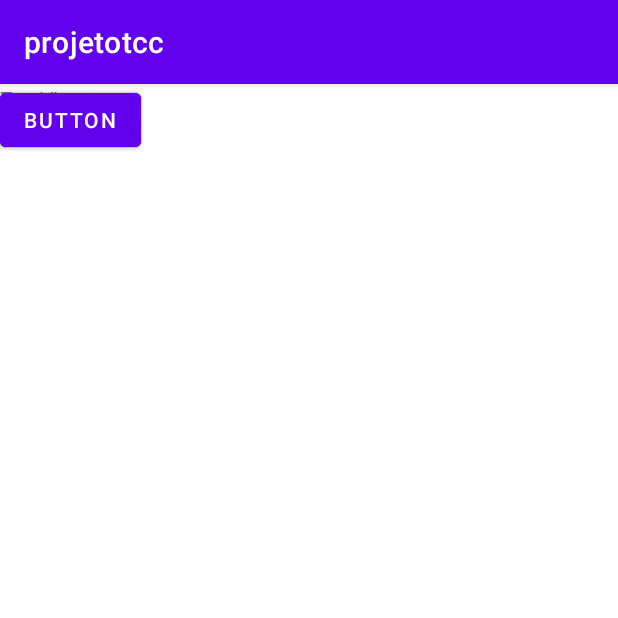
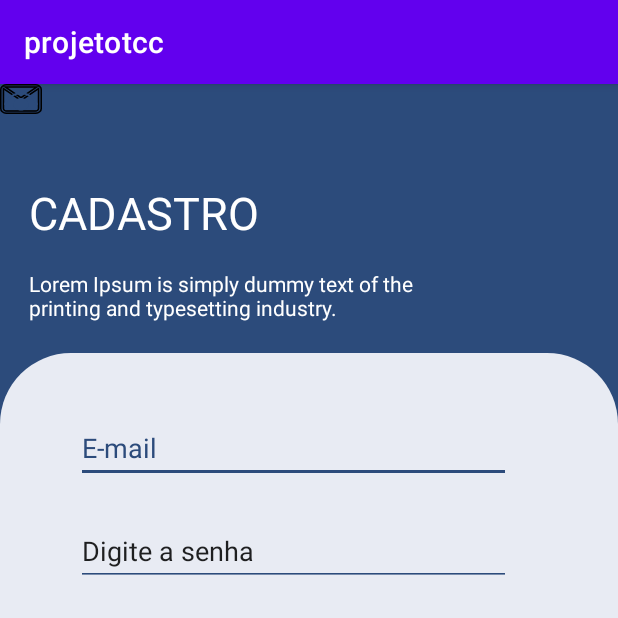
Before and after one commit to Igor12x/SmartEnergy, an Android app: the Tela_Cadastro screen opened directly, with no data from a screen before it, on a phone screen of 412 x 824 dp, the top half of it. Run offline under Robolectric (Android 15) with nearby library versions, the phone set to English and light mode, and no system bars.

Commit message:
03.03.2023.03

```diff
--- /dev/null
+++ b/app/src/main/res/drawable/bordas_arredondadas_azul.xml
@@ -0,0 +1,9 @@
+<?xml version="1.0" encoding="UTF-8"?>
+<shape xmlns:android="http://schemas.android.com/apk/res/android">
+    <solid android:color="#2C4B7B" />
+    <padding android:left="4dp" android:top="4dp"
+        android:right="4dp" android:bottom="4dp" />
+    <corners
+        android:topLeftRadius="47dp"
+        android:topRightRadius="47dp"/>
+</shape>
--- a/app/src/main/res/layout/activity_tela_cadastro.xml
+++ b/app/src/main/res/layout/activity_tela_cadastro.xml
@@ -4,37 +4,100 @@
     xmlns:tools="http://schemas.android.com/tools"
     android:layout_width="match_parent"
     android:layout_height="match_parent"
-    tools:context=".Tela_Cadastro">
+    android:background="@color/azulescuro"
+    tools:context=".MainActivity">
 
     <TextView
-        android:id="@+id/textView"
+        android:id="@+id/textLogin"
+        android:layout_width="169dp"
+        android:layout_height="47dp"
+        android:text="@string/tituloCadastro"
+        android:textColor="@color/white"
+        android:textSize="30sp"
+        app:layout_constraintBottom_toTopOf="@+id/textLogin2"
+        app:layout_constraintEnd_toEndOf="parent"
+        app:layout_constraintHorizontal_bias="0.081"
+        app:layout_constraintStart_toStartOf="parent"
+        app:layout_constraintTop_toTopOf="parent"
+        app:layout_constraintVertical_bias="0.857" />
+
+    <TextView
+        android:id="@+id/textLogin2"
+        android:layout_width="280dp"
+        android:layout_height="55dp"
+        android:layout_marginTop="119dp"
+        android:text="@string/textoLogin"
+        android:textColor="@color/white"
+        app:layout_constraintBottom_toTopOf="@+id/view2"
+        app:layout_constraintEnd_toEndOf="parent"
+        app:layout_constraintHorizontal_bias="0.0"
+        app:layout_constraintStart_toStartOf="@+id/textLogin"
+        app:layout_constraintTop_toTopOf="parent"
+        app:layout_constraintVertical_bias="0.895" />
+
+    <View
+        android:id="@+id/view2"
         android:layout_width="wrap_content"
         android:layout_height="wrap_content"
-        android:text="TextView"
-        tools:layout_editor_absoluteX="65dp"
-        tools:layout_editor_absoluteY="63dp" />
+        android:layout_marginTop="300dp"
+        android:background="@drawable/bordas_arredondadas"
+        app:layout_constraintBottom_toBottomOf="parent"
+        app:layout_constraintEnd_toEndOf="parent"
 
-    <Button
-        android:id="@+id/button2"
+        app:layout_constraintHorizontal_bias="0.0"
+        app:layout_constraintStart_toStartOf="parent"
+        app:layout_constraintTop_toTopOf="parent"
+        app:layout_constraintVertical_bias="0.403" />
+
+    <EditText
+        android:id="@+id/editTextEmail"
+        android:layout_width="290dp"
+        android:layout_height="46dp"
+        android:backgroundTint="@color/azulescuro"
+        android:ems="10"
+        android:hint="@string/plainEmail"
+        android:inputType="textPersonName"
+        android:textColorHighlight="@color/azulescuro"
+        android:textColorHint="@color/azulescuro"
+        app:layout_constraintBottom_toBottomOf="parent"
+        app:layout_constraintEnd_toEndOf="parent"
+        app:layout_constraintHorizontal_bias="0.413"
+        app:layout_constraintStart_toStartOf="parent"
+        app:layout_constraintTop_toTopOf="@+id/view2"
+        app:layout_constraintVertical_bias="0.075" />
+
+    <EditText
+        android:id="@+id/editTextSenha"
+        android:layout_width="290dp"
+        android:layout_height="46dp"
+        android:backgroundTint="@color/azulescuro"
+        android:ems="10"
+        android:hint="@string/plainEmail"
+        android:inputType="textPersonName"
+        android:text="@string/plainSenha"
+        android:textColorHighlight="@color/azulescuro"
+        android:textColorHint="@color/azulescuro"
+        app:layout_constraintBottom_toBottomOf="parent"
+        app:layout_constraintEnd_toEndOf="parent"
+        app:layout_constraintHorizontal_bias="0.413"
+        app:layout_constraintStart_toStartOf="parent"
+        app:layout_constraintTop_toTopOf="@+id/view2"
+        app:layout_constraintVertical_bias="0.201" />
+
+    <ImageView
+        android:id="@+id/imageView"
         android:layout_width="wrap_content"
         android:layout_height="wrap_content"
-        android:text="Button"
-        tools:layout_editor_absoluteX="95dp"
-        tools:layout_editor_absoluteY="106dp" />
+        app:srcCompat="@drawable/email"
+        tools:layout_editor_absoluteX="300dp"
+        tools:layout_editor_absoluteY="231dp" />
 
-    <Button
-        android:id="@+id/button3"
+    <ImageView
+        android:id="@+id/imageView2"
         android:layout_width="wrap_content"
         android:layout_height="wrap_content"
-        android:text="Button"
-        tools:layout_editor_absoluteX="118dp"
-        tools:layout_editor_absoluteY="163dp" />
+        app:srcCompat="@drawable/olhoicone"
+        tools:layout_editor_absoluteX="300dp"
+        tools:layout_editor_absoluteY="290dp" />
 
-    <Button
-        android:id="@+id/button4"
-        android:layout_width="wrap_content"
-        android:layout_height="wrap_content"
-        android:text="Button"
-        tools:layout_editor_absoluteX="88dp"
-        tools:layout_editor_absoluteY="224dp" />
 </androidx.constraintlayout.widget.ConstraintLayout>
--- a/app/src/main/res/values/strings.xml
+++ b/app/src/main/res/values/strings.xml
@@ -4,4 +4,5 @@
     <string name="plainEmail">E-mail</string>
     <string name="plainSenha">Digite a senha</string>
     <string name="textoLogin">Lorem Ipsum is simply dummy text of the printing and typesetting industry.</string>
+    <string name="tituloCadastro">CADASTRO</string>
 </resources>
```
